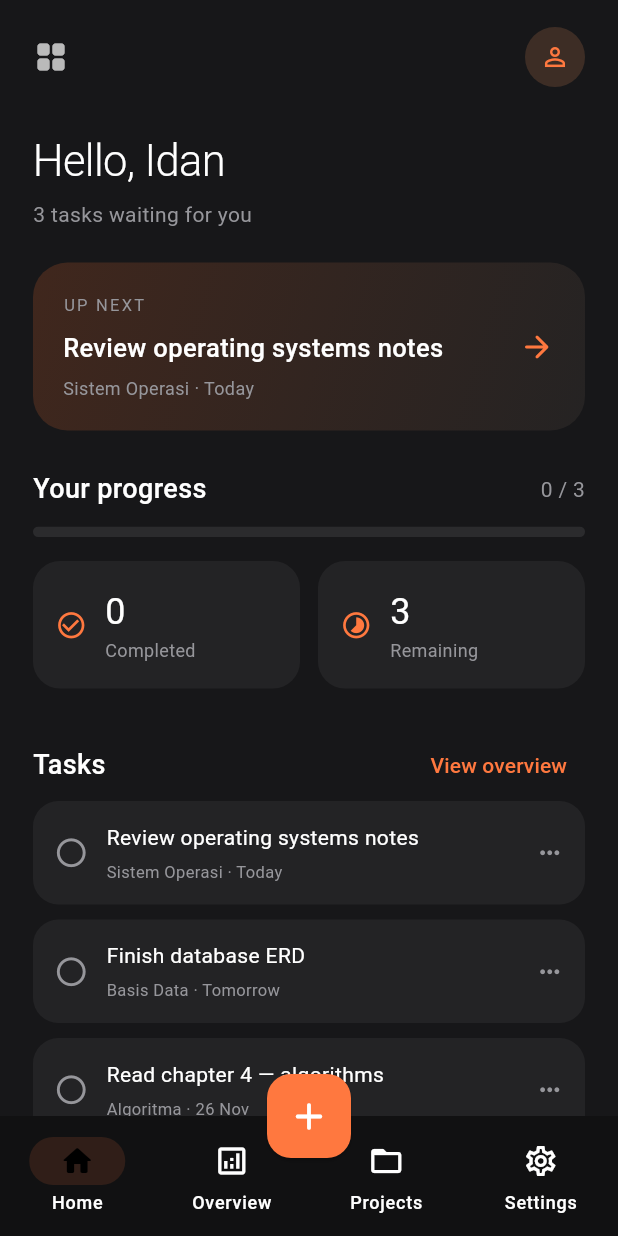
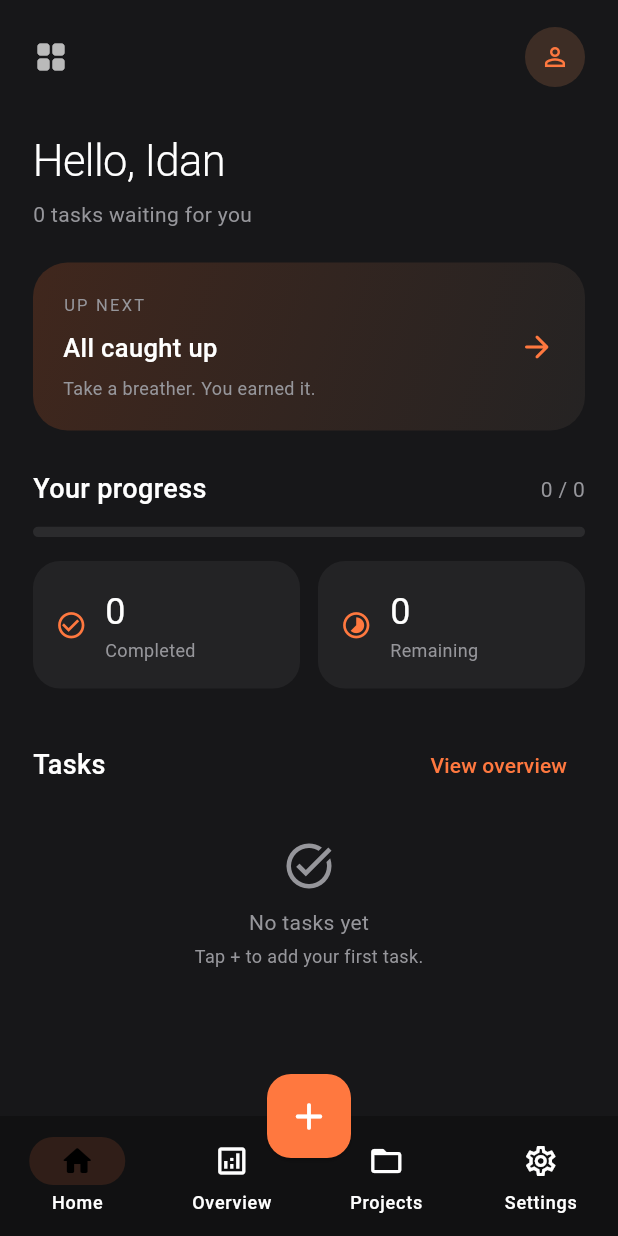
Before and after one commit to iddaann/Nudge, a Flutter app: the screen it shows after launch, on a phone screen of 412 x 824 dp. Run offline on Flutter 3.47's test engine with Material 3 defaults, Android fonts, the phone set to English and light mode, and no system bars; our stand-ins replace sqflite; accounts and stored records are empty.

Commit message:
Persist task lifecycle with SQLite

```diff
--- a/lib/main.dart
+++ b/lib/main.dart
@@ -1,4 +1,5 @@
 import 'package:flutter/material.dart';
+import 'data/nudge_database.dart';
 
 void main() => runApp(const NudgeApp());
 
@@ -26,7 +27,8 @@ class NudgeApp extends StatelessWidget {
 }
 
 class Task {
-  Task({required this.title, required this.subject, required this.due, this.done = false});
+  Task({this.id, required this.title, required this.subject, required this.due, this.done = false});
+  final int? id;
   final String title;
   final String subject;
   final DateTime due;
@@ -41,23 +43,81 @@ class NudgeHome extends StatefulWidget {
 
 class _NudgeHomeState extends State<NudgeHome> {
   int _tab = 0;
-  final List<Task> _tasks = [
-    Task(title: 'Review operating systems notes', subject: 'Sistem Operasi', due: DateTime.now().add(const Duration(hours: 4))),
-    Task(title: 'Finish database ERD', subject: 'Basis Data', due: DateTime.now().add(const Duration(days: 1))),
-    Task(title: 'Read chapter 4 — algorithms', subject: 'Algoritma', due: DateTime.now().add(const Duration(days: 3))),
-  ];
+  final List<Task> _tasks = [];
+  bool _isLoading = true;
+
+  @override
+  void initState() {
+    super.initState();
+    _loadTasks();
+  }
+
+  Future<void> _loadTasks() async {
+    try {
+      final rows = await NudgeDatabase.instance.getTasks();
+      final loaded = rows.map((row) => Task(
+        id: row['id'] as int,
+        title: row['title'] as String,
+        subject: row['subject'] as String,
+        due: DateTime.parse(row['due_at'] as String),
+        done: (row['is_done'] as int) == 1,
+      )).toList();
+      if (!mounted) return;
+      setState(() {
+        _tasks
+          ..clear()
+          ..addAll(loaded);
+        _isLoading = false;
+      });
+    } catch (error) {
+      if (!mounted) return;
+      setState(() => _isLoading = false);
+      ScaffoldMessenger.of(context).showSnackBar(
+        SnackBar(content: Text('Gagal memuat tugas: $error')),
+      );
+    }
+  }
   int get _completed => _tasks.where((t) => t.done).length;
   int get _pending => _tasks.length - _completed;
 
-  void _addTask(Task task) => setState(() => _tasks.insert(0, task));
-  void _toggle(Task task) => setState(() => task.done = !task.done);
-  void _remove(Task task) => setState(() => _tasks.remove(task));
+  Future<void> _addTask(Task task) async {
+    final id = await NudgeDatabase.instance.insertTask(
+      title: task.title,
+      subject: task.subject,
+      due: task.due,
+    );
+    if (!mounted) return;
+    setState(() => _tasks.insert(0, Task(
+      id: id,
+      title: task.title,
+      subject: task.subject,
+      due: task.due,
+    )));
+  }
+
+  Future<void> _toggle(Task task) async {
+    if (task.id == null) return;
+    final nextDone = !task.done;
+    await NudgeDatabase.instance.updateTaskDone(task.id!, nextDone);
+    if (!mounted) return;
+    setState(() => task.done = nextDone);
+  }
+
+  Future<void> _remove(Task task) async {
+    if (task.id != null) {
+      await NudgeDatabase.instance.deleteTask(task.id!);
+    }
+    if (!mounted) return;
+    setState(() => _tasks.remove(task));
+  }
 
   @override
   Widget build(BuildContext context) {
     final screens = [_home(), _overview(), _projects(), _settings()];
     return Scaffold(
-      body: SafeArea(child: IndexedStack(index: _tab, children: screens)),
+      body: SafeArea(child: _isLoading
+          ? const Center(child: CircularProgressIndicator(color: _orange))
+          : IndexedStack(index: _tab, children: screens)),
       floatingActionButton: _tab == 0
           ? FloatingActionButton(
               onPressed: () => _showAddTask(),
```
